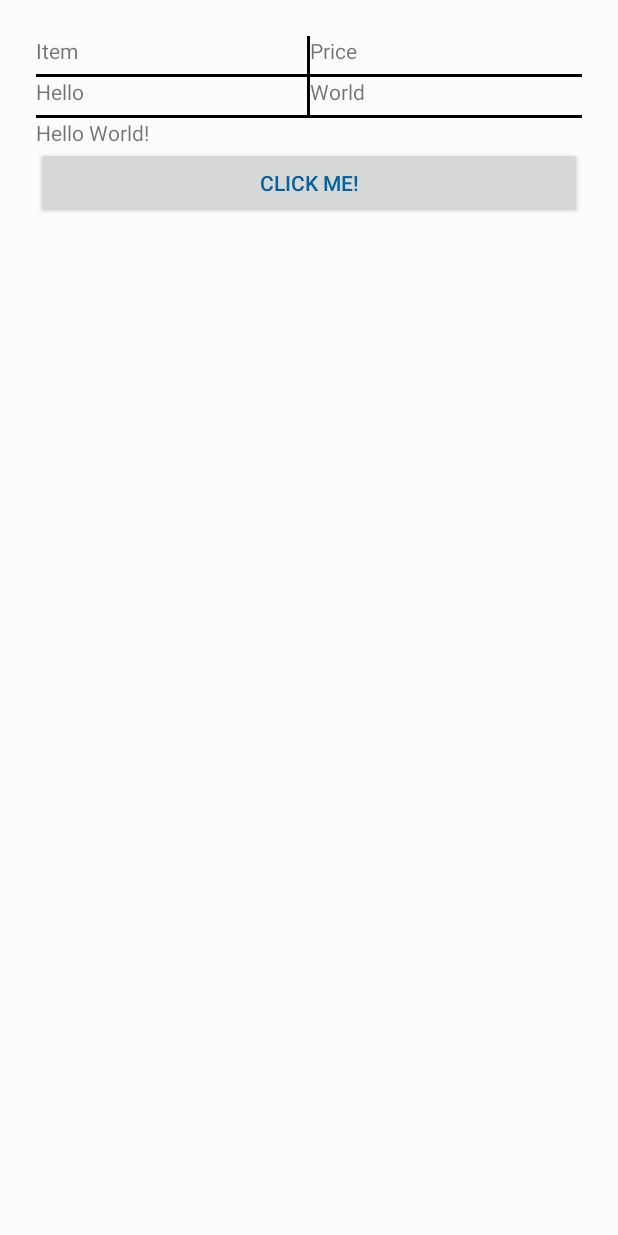
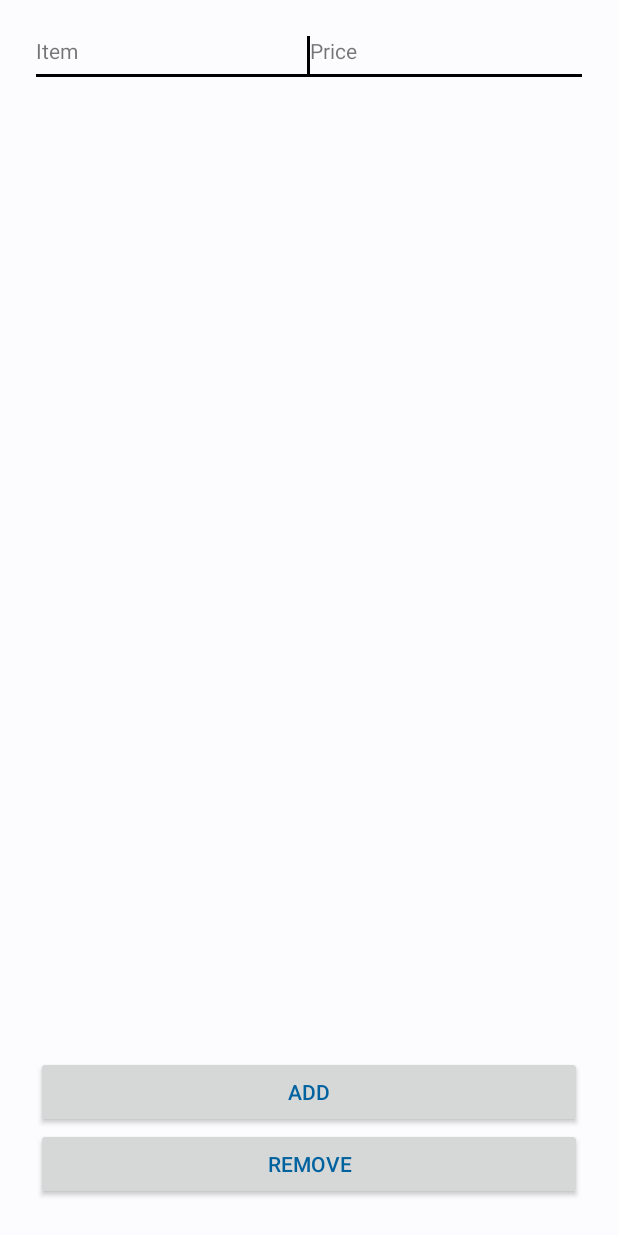
Before and after one commit to pknepper1/Shopping-List, an Android app: the screen it shows after launch (MainActivity), on a phone screen of 412 x 824 dp. Run offline under Robolectric (Android 15) with nearby library versions, the phone set to English and light mode, and no system bars.

Commit message:
Added functionality to grow and shrink the listView. This will be modified later to change whenever items are modified in specific ways. Also added documentation.

```diff
--- a/app/src/main/java/com/pknepps/shoppinglist/ItemsAdapter.java
+++ b/app/src/main/java/com/pknepps/shoppinglist/ItemsAdapter.java
@@ -9,11 +9,31 @@ import androidx.annotation.NonNull;
 
 import java.util.ArrayList;
 
+/**
+ * This is an adapter that stores and displays Items in process. It is a customization of the ArrayAdapter class that works with this app.
+ */
 public class ItemsAdapter extends ArrayAdapter<Item> {
-    public ItemsAdapter(Context context, ArrayList<Item> items) {
-        super(context, 0, items);
+    /**
+     * @param context the object to display in. (usually the current object)
+     */
+    public ItemsAdapter(Context context) {
+        super(context, 0);
     }
 
+    /**
+     * Returns a usable view containing all Items in this array. This view is displayable from a
+     * .xml file.
+     * @param position The position of the item within the adapter's data set of the item whose view
+     *        we want.
+     * @param convertView The old view to reuse, if possible. Note: You should check that this view
+     *        is non-null and of an appropriate type before using. If it is not possible to convert
+     *        this view to display the correct data, this method can create a new view.
+     *        Heterogeneous lists can specify their number of view types, so that this View is
+     *        always of the right type (see {@link #getViewTypeCount()} and
+     *        {@link #getItemViewType(int)}).
+     * @param parent The parent that this view will eventually be attached to
+     * @return a usable view containing all Items in this array.
+     */
     @NonNull
     @Override
     public View getView(int position, View convertView, @NonNull ViewGroup parent) {
--- a/app/src/main/java/com/pknepps/shoppinglist/MainActivity.java
+++ b/app/src/main/java/com/pknepps/shoppinglist/MainActivity.java
@@ -11,39 +11,51 @@ import java.lang.reflect.Array;
 
 public class MainActivity extends AppCompatActivity {
 
-    /** The xml element helloText represented in java */
-    TextView helloText;
+    /** Button which will add a new row to the array */
+    Button addButton;
 
-    Button button;
+    Button removeButton;
 
     /** True if button has been clicked an odd number of times */
     boolean oddClick;
 
-    ArrayList<Item> items;
+    /** The adapter that will display the items in from an array. */
+    ItemsAdapter itemsAdapter;
 
+    /**
+     * Called when app is initialized.
+     * @param savedInstanceState If the activity is being re-initialized after
+     *     previously being shut down then this Bundle contains the data it most
+     *     recently supplied in {@link #onSaveInstanceState}.  <b><i>Note: Otherwise it is null.</i></b>
+     */
     @Override
     protected void onCreate(Bundle savedInstanceState) {
+        // loads activity_main.xml
         super.onCreate(savedInstanceState);
         setContentView(R.layout.activity_main);
-        button = findViewById(R.id.helloButton);
-        helloText = findViewById(R.id.helloText);
-        helloText.setText((String) "Hello World!");
-        oddClick = false;
-        items = new ArrayList<>();
-        ItemsAdapter itemsAdapter = new ItemsAdapter(this, items);
-        items.add(new Item("Hello","World"));
+        // loads buttons
+        addButton = findViewById(R.id.addButton);
+        removeButton = findViewById(R.id.removeButton);
+        // sets itemsAdapter to an empty list and attaches a list view to it
+        itemsAdapter = new ItemsAdapter(this);
         ListView listView = (ListView) findViewById(R.id.lvItems);
         listView.setAdapter(itemsAdapter);
     }
 
-    public void onHelloButtonClick(View view) {
-        String onClick = "What's Up Bitches!";
-        String onOtherClick = "Hello World!";
-        oddClick = !oddClick;
-        if (oddClick) {
-            helloText.setText(onClick);
-        } else {
-            helloText.setText(onOtherClick);
-        }
+    /**
+     * To run when the add button is clicked. Will add new Items to the items adapter.
+     * @param view Auto filled when attached to activity_main.xml
+     */
+    public void onAddButtonClick(View view) {
+        Item toAdd = new Item("fuck " + (itemsAdapter.getCount() + 1), "hey it works");
+        itemsAdapter.add(toAdd);
+    }
+
+    /**
+     * To run when the remove button is clicked. Will remove the last item from the adapter.
+     * @param view Auto filled when attached to activity_main.xml
+     */
+    public void onRemoveButtonClick(View view) {
+        itemsAdapter.remove(itemsAdapter.getItem(itemsAdapter.getCount() - 1));
     }
 }
--- a/app/src/main/res/layout/activity_main.xml
+++ b/app/src/main/res/layout/activity_main.xml
@@ -1,30 +1,60 @@
 <?xml version="1.0" encoding="utf-8"?>
-<LinearLayout
+<RelativeLayout
     xmlns:android="http://schemas.android.com/apk/res/android"
     xmlns:app="http://schemas.android.com/apk/res-auto"
     xmlns:tools="http://schemas.android.com/tools"
+    tools:context=".MainActivity"
     android:layout_width="match_parent"
     android:layout_height="match_parent"
     android:padding="24dp"
+    android:clipToPadding="false">
+
+    <LinearLayout
+        android:layout_alignParentTop="true"
+        android:layout_width="match_parent"
+        android:layout_height="match_parent"
         android:orientation="vertical"
-    android:clipToPadding="false"
-    tools:context=".MainActivity">
+        android:layout_marginBottom="100dp">
+
         <include layout="@layout/item"/>
+
         <ListView
             android:id="@+id/lvItems"
             android:layout_width="fill_parent"
             android:layout_height="wrap_content">
         </ListView>
+
         <TextView
             android:id="@+id/helloText"
             android:layout_width="wrap_content"
             android:layout_height="wrap_content" />
-    <Button
-        android:id="@+id/helloButton"
+
+    </LinearLayout>
+
+    <LinearLayout
+        android:layout_alignParentBottom="true"
         android:layout_width="fill_parent"
         android:layout_height="wrap_content"
-        android:onClick="onHelloButtonClick"
-        android:text="@string/button"
+        android:orientation="vertical"
+        android:layout_gravity="bottom"
+        android:gravity="bottom">
+
+        <Button
+            android:id="@+id/addButton"
+            android:layout_width="fill_parent"
+            android:layout_height="wrap_content"
+            android:onClick="onAddButtonClick"
+            android:text="@string/addButton"
+            android:textColor="?android:colorPrimary" />
+
+        <Button
+            android:id="@+id/removeButton"
+            android:layout_height="wrap_content"
+            android:onClick="onRemoveButtonClick"
+            android:text="@string/removeButton"
+            android:layout_width="fill_parent"
             android:textColor="?android:colorPrimary" />
 
     </LinearLayout>
+
+</RelativeLayout>
--- a/app/src/main/res/values/strings.xml
+++ b/app/src/main/res/values/strings.xml
@@ -1,5 +1,6 @@
 <resources>
     <string name="app_name">Shopping List</string>
     <string name="on_click_change">What\'s Up Bitches!</string>
-    <string name="button">Click Me!</string>
+    <string name="addButton">Add</string>
+    <string name="removeButton">Remove</string>
 </resources>
```
Lines whose indentation alone changed are shown as unchanged.
